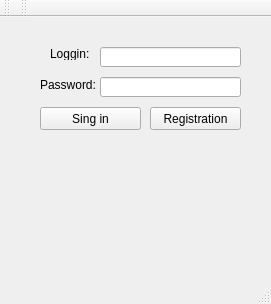
Above: mainwindow.ui from gerafko/Loggin_Password before the change. Below: the same form after it.
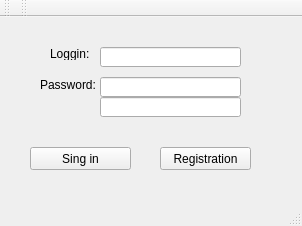
That is the form after the change.

```diff
--- a/mainwindow.ui
+++ b/mainwindow.ui
@@ -6,8 +6,8 @@
    <rect>
     <x>0</x>
     <y>0</y>
-    <width>271</width>
-    <height>304</height>
+    <width>302</width>
+    <height>226</height>
    </rect>
   </property>
   <property name="windowTitle">
@@ -63,8 +63,8 @@
    <widget class="QPushButton" name="pushButton">
     <property name="geometry">
      <rect>
-      <x>40</x>
-      <y>90</y>
+      <x>30</x>
+      <y>130</y>
       <width>101</width>
       <height>23</height>
      </rect>
@@ -79,8 +79,8 @@
    <widget class="QPushButton" name="pushButton_2">
     <property name="geometry">
      <rect>
-      <x>150</x>
-      <y>90</y>
+      <x>160</x>
+      <y>130</y>
       <width>91</width>
       <height>23</height>
      </rect>
@@ -89,6 +89,16 @@
      <string>Registration</string>
     </property>
    </widget>
+   <widget class="QLineEdit" name="lineEdit">
+    <property name="geometry">
+     <rect>
+      <x>100</x>
+      <y>80</y>
+      <width>141</width>
+      <height>20</height>
+     </rect>
+    </property>
+   </widget>
   </widget>
   <widget class="QMenuBar" name="menuBar">
    <property name="geometry">
```
Left out of the diff: 2 changed lines with no effect on the pictures.
